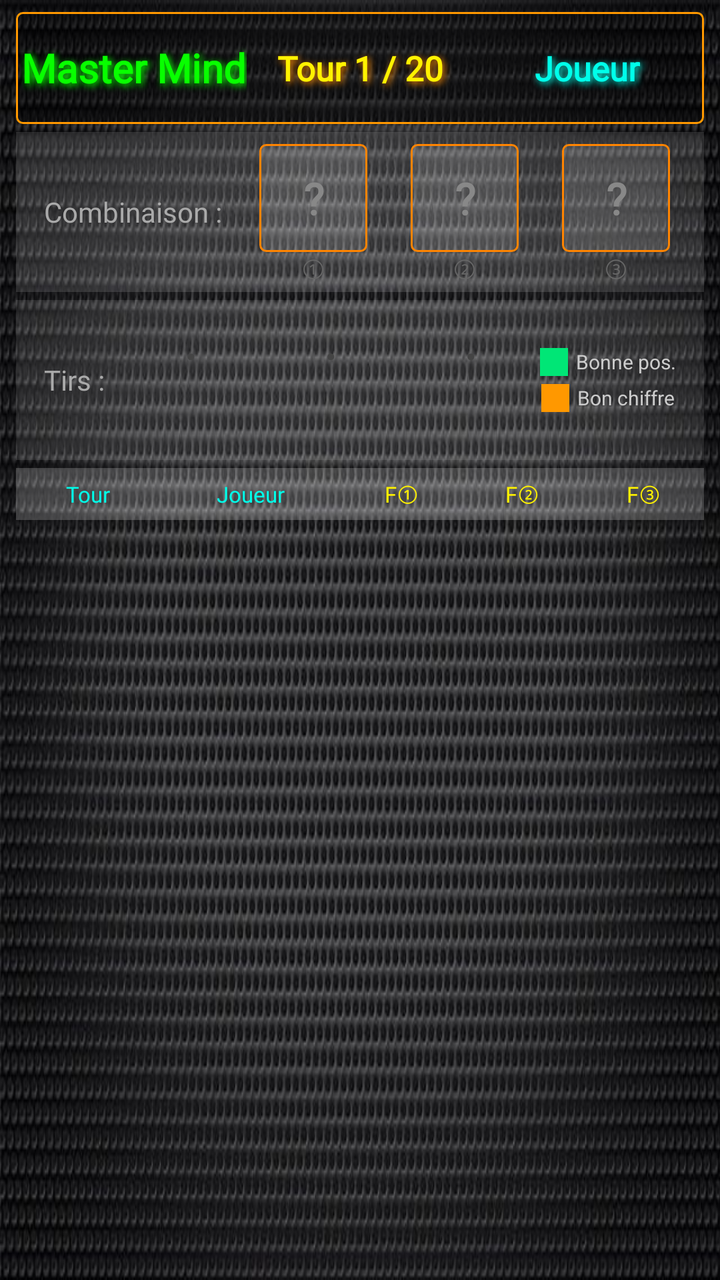
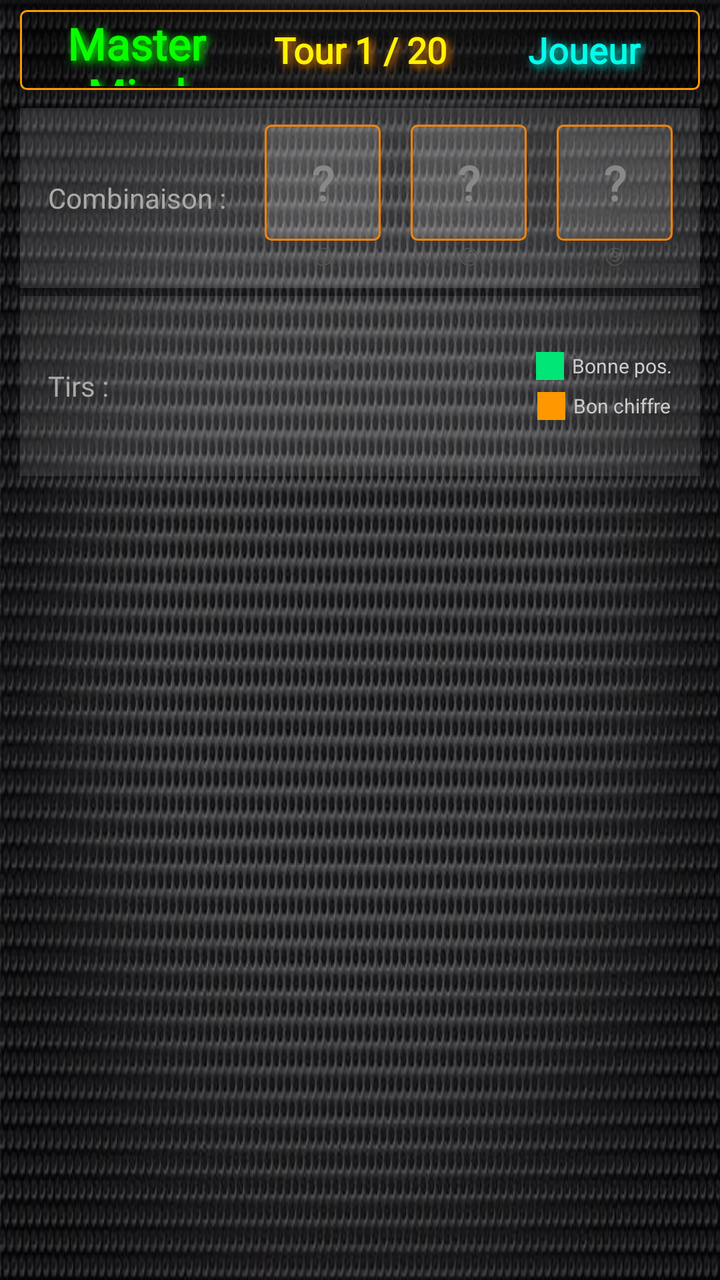

The first picture is an Android layout as it rendered before a commit; the second is the same layout after the commit. The layout source and the unified diff follow.
<!-- AndroidManifest.xml: application theme Theme.DartsLiveScorer -->
<!-- res/layout/game_master_mind_activity.xml -->
<?xml version="1.0" encoding="utf-8"?>
<RelativeLayout
    xmlns:android="http://schemas.android.com/apk/res/android"
    xmlns:tools="http://schemas.android.com/tools"
    android:layout_width="match_parent"
    android:layout_height="match_parent"
    android:background="@drawable/metal"
    tools:context=".gamesActivities.MasterMindActivity">

    
    <GridLayout
        android:id="@+id/gridLayout"
        android:layout_width="match_parent"
        android:layout_height="wrap_content"
        android:layout_alignParentBottom="true"
        android:columnCount="9"
        android:rowCount="3"/>

    
    <LinearLayout
        android:layout_width="match_parent"
        android:layout_height="match_parent"
        android:layout_above="@id/gridLayout"
        android:orientation="vertical">

        
        <LinearLayout
            android:layout_width="match_parent"
            android:layout_height="56dp"
            android:orientation="horizontal"
            android:background="@drawable/customborderbuttons"
            android:layout_marginHorizontal="8dp"
            android:layout_marginTop="6dp"
            android:gravity="center_vertical">

            <TextView
                android:layout_width="0dp"
                android:layout_height="match_parent"
                android:layout_weight="1"
                android:text="Master Mind"
                android:textColor="#08FF00"
                android:textSize="20sp"
                android:textStyle="bold"
                android:fontFamily="@font/neon"
                android:gravity="center"
                android:shadowColor="#08FF00"
                android:shadowDx="3" android:shadowDy="3" android:shadowRadius="8"/>

            <TextView
                android:id="@+id/nb_tours"
                android:layout_width="0dp"
                android:layout_height="match_parent"
                android:layout_weight="1"
                android:text="Tour 1 / 20"
                android:textColor="#FFF200"
                android:textSize="17sp"
                android:textStyle="bold"
                android:fontFamily="@font/led"
                android:gravity="center"
                android:shadowColor="#FF8C00"
                android:shadowDx="3" android:shadowDy="3" android:shadowRadius="8"/>

            <TextView
                android:id="@+id/tv_joueur_courant"
                android:layout_width="0dp"
                android:layout_height="match_parent"
                android:layout_weight="1"
                android:text="Joueur"
                android:textColor="#00FFEA"
                android:textSize="17sp"
                android:textStyle="bold"
                android:fontFamily="@font/neon"
                android:gravity="center"
                android:shadowColor="#00FFEA"
                android:shadowDx="3" android:shadowDy="3" android:shadowRadius="8"/>
        </LinearLayout>

        
        <LinearLayout
            android:layout_width="match_parent"
            android:layout_height="80dp"
            android:orientation="horizontal"
            android:gravity="center_vertical"
            android:layout_marginHorizontal="8dp"
            android:layout_marginTop="4dp"
            android:background="#22FFFFFF"
            android:padding="6dp">

            <TextView
                android:layout_width="wrap_content"
                android:layout_height="wrap_content"
                android:text="Combinaison :"
                android:textColor="#AAAAAA"
                android:textSize="14sp"
                android:fontFamily="@font/bines"
                android:paddingStart="8dp"
                android:paddingEnd="8dp"/>

            
            <LinearLayout android:layout_width="0dp" android:layout_height="match_parent"
                android:layout_weight="1" android:gravity="center" android:orientation="vertical">
                <TextView android:id="@+id/combi_un"
                    android:layout_width="54dp" android:layout_height="54dp"
                    android:text="?" android:textSize="22sp" android:textStyle="bold"
                    android:gravity="center" android:fontFamily="@font/led"
                    android:background="@drawable/custombordermm"
                    android:textColor="#888888"/>
                <TextView android:layout_width="wrap_content" android:layout_height="wrap_content"
                    android:text="①" android:textColor="#666666" android:textSize="12sp"/>
            </LinearLayout>

            
            <LinearLayout android:layout_width="0dp" android:layout_height="match_parent"
                android:layout_weight="1" android:gravity="center" android:orientation="vertical">
                <TextView android:id="@+id/combi_deux"
                    android:layout_width="54dp" android:layout_height="54dp"
                    android:text="?" android:textSize="22sp" android:textStyle="bold"
                    android:gravity="center" android:fontFamily="@font/led"
                    android:background="@drawable/custombordermm"
                    android:textColor="#888888"/>
                <TextView android:layout_width="wrap_content" android:layout_height="wrap_content"
                    android:text="②" android:textColor="#666666" android:textSize="12sp"/>
            </LinearLayout>

            
            <LinearLayout android:layout_width="0dp" android:layout_height="match_parent"
                android:layout_weight="1" android:gravity="center" android:orientation="vertical">
                <TextView android:id="@+id/combi_trois"
                    android:layout_width="54dp" android:layout_height="54dp"
                    android:text="?" android:textSize="22sp" android:textStyle="bold"
                    android:gravity="center" android:fontFamily="@font/led"
                    android:background="@drawable/custombordermm"
                    android:textColor="#888888"/>
                <TextView android:layout_width="wrap_content" android:layout_height="wrap_content"
                    android:text="③" android:textColor="#666666" android:textSize="12sp"/>
            </LinearLayout>
        </LinearLayout>

        
        <LinearLayout
            android:layout_width="match_parent"
            android:layout_height="80dp"
            android:orientation="horizontal"
            android:gravity="center_vertical"
            android:layout_marginHorizontal="8dp"
            android:layout_marginTop="4dp"
            android:background="#1AFFFFFF"
            android:padding="6dp">

            <TextView android:layout_width="wrap_content" android:layout_height="wrap_content"
                android:text="Tirs :" android:textColor="#AAAAAA" android:textSize="14sp"
                android:fontFamily="@font/bines" android:paddingStart="8dp" android:paddingEnd="8dp"/>

            
            <LinearLayout android:layout_width="0dp" android:layout_height="match_parent"
                android:layout_weight="1" android:gravity="center" android:orientation="vertical">
                <TextView android:id="@+id/tir_un"
                    android:layout_width="54dp" android:layout_height="54dp"
                    android:text="·" android:textSize="24sp" android:textStyle="bold"
                    android:gravity="center" android:fontFamily="@font/led"
                    android:textColor="#444444"/>
                <ImageView android:id="@+id/ind_un"
                    android:layout_width="24dp" android:layout_height="24dp"
                    android:visibility="invisible"/>
            </LinearLayout>

            
            <LinearLayout android:layout_width="0dp" android:layout_height="match_parent"
                android:layout_weight="1" android:gravity="center" android:orientation="vertical">
                <TextView android:id="@+id/tir_deux"
                    android:layout_width="54dp" android:layout_height="54dp"
                    android:text="·" android:textSize="24sp" android:textStyle="bold"
                    android:gravity="center" android:fontFamily="@font/led"
                    android:textColor="#444444"/>
                <ImageView android:id="@+id/ind_deux"
                    android:layout_width="24dp" android:layout_height="24dp"
                    android:visibility="invisible"/>
            </LinearLayout>

            
            <LinearLayout android:layout_width="0dp" android:layout_height="match_parent"
                android:layout_weight="1" android:gravity="center" android:orientation="vertical">
                <TextView android:id="@+id/tir_trois"
                    android:layout_width="54dp" android:layout_height="54dp"
                    android:text="·" android:textSize="24sp" android:textStyle="bold"
                    android:gravity="center" android:fontFamily="@font/led"
                    android:textColor="#444444"/>
                <ImageView android:id="@+id/ind_trois"
                    android:layout_width="24dp" android:layout_height="24dp"
                    android:visibility="invisible"/>
            </LinearLayout>

            
            <LinearLayout android:layout_width="wrap_content" android:layout_height="match_parent"
                android:orientation="vertical" android:gravity="center" android:paddingEnd="8dp">
                <LinearLayout android:layout_width="wrap_content" android:layout_height="wrap_content"
                    android:orientation="horizontal" android:gravity="center_vertical"
                    android:layout_marginBottom="4dp">
                    <View android:layout_width="14dp" android:layout_height="14dp"
                        android:background="#FF00E676" android:layout_marginEnd="4dp"/>
                    <TextView android:layout_width="wrap_content" android:layout_height="wrap_content"
                        android:text="Bonne pos." android:textColor="#CCCCCC" android:textSize="10sp"/>
                </LinearLayout>
                <LinearLayout android:layout_width="wrap_content" android:layout_height="wrap_content"
                    android:orientation="horizontal" android:gravity="center_vertical">
                    <View android:layout_width="14dp" android:layout_height="14dp"
                        android:background="#FFFF9800" android:layout_marginEnd="4dp"/>
                    <TextView android:layout_width="wrap_content" android:layout_height="wrap_content"
                        android:text="Bon chiffre" android:textColor="#CCCCCC" android:textSize="10sp"/>
                </LinearLayout>
            </LinearLayout>
        </LinearLayout>

        
        <LinearLayout
            android:layout_width="match_parent"
            android:layout_height="0dp"
            android:layout_weight="1"
            android:orientation="vertical"
            android:layout_marginHorizontal="8dp"
            android:layout_marginTop="4dp">

            
            <LinearLayout android:layout_width="match_parent" android:layout_height="26dp"
                android:orientation="horizontal" android:background="#33FFFFFF">
                <TextView android:layout_width="0dp" android:layout_height="match_parent" android:layout_weight="1.2"
                    android:text="Tour" android:textColor="#00FFEA" android:textSize="11sp"
                    android:fontFamily="@font/bines" android:gravity="center"/>
                <TextView android:layout_width="0dp" android:layout_height="match_parent" android:layout_weight="1.5"
                    android:text="Joueur" android:textColor="#00FFEA" android:textSize="11sp"
                    android:fontFamily="@font/bines" android:gravity="center"/>
                <TextView android:layout_width="0dp" android:layout_height="match_parent" android:layout_weight="1"
                    android:text="F①" android:textColor="#FFF200" android:textSize="11sp"
                    android:fontFamily="@font/bines" android:gravity="center"/>
                <TextView android:layout_width="0dp" android:layout_height="match_parent" android:layout_weight="1"
                    android:text="F②" android:textColor="#FFF200" android:textSize="11sp"
                    android:fontFamily="@font/bines" android:gravity="center"/>
                <TextView android:layout_width="0dp" android:layout_height="match_parent" android:layout_weight="1"
                    android:text="F③" android:textColor="#FFF200" android:textSize="11sp"
                    android:fontFamily="@font/bines" android:gravity="center"/>
            </LinearLayout>

            <ListView
                android:id="@+id/listHistorique"
                android:layout_width="match_parent"
                android:layout_height="0dp"
                android:layout_weight="1"
                android:divider="#22FFFFFF"
                android:dividerHeight="1dp"/>
        </LinearLayout>

    </LinearLayout>

</RelativeLayout>
<!-- resources referenced by this layout -->
<resources>
  <!-- drawable customborderbuttons (drawable) -->
  <?xml version="1.0" encoding="utf-8"?>
  <shape xmlns:android="http://schemas.android.com/apk/res/android" android:shape="rectangle">
      <corners android:radius="3dp"/>
      <padding android:left="2dp" android:right="2dp" android:top="2dp" android:bottom="2dp"/>
      <stroke android:width="1dp" android:color="#FF9800"/>
      <solid android:color="#59000000"/>
  </shape>
  <!-- drawable custombordermm (drawable) -->
  <?xml version="1.0" encoding="utf-8"?>
  <shape xmlns:android="http://schemas.android.com/apk/res/android" android:shape="rectangle">
      <corners android:radius="3dp"/>
      <padding android:left="2dp" android:right="2dp" android:top="2dp" android:bottom="2dp"/>
      <stroke android:width="1dp" android:color="#FF8400"/>
      <solid android:color="#20FFFFFF"/>
  </shape>
  <!-- drawable metal: jpg bitmap (drawable, 64312 bytes) -->
  <style name="Theme.DartsLiveScorer" parent="Theme.AppCompat.Light.NoActionBar" />
</resources>

<!-- the commit's change to res/layout/game_master_mind_activity.xml (unified diff, before → after) -->
@@ -8,30 +8,38 @@
     tools:context=".gamesActivities.MasterMindActivity">
 
     
-    <GridLayout
-        android:id="@+id/gridLayout"
+    <LinearLayout
+        android:id="@+id/bottomLayout"
         android:layout_width="match_parent"
         android:layout_height="wrap_content"
         android:layout_alignParentBottom="true"
-        android:columnCount="9"
-        android:rowCount="3"/>
+        android:orientation="vertical">
+
+        <GridLayout
+            android:id="@+id/gridLayout"
+            android:layout_width="match_parent"
+            android:layout_height="match_parent"
+            android:columnCount="9"
+            android:rowCount="3"/>
+    </LinearLayout>
 
     
     <LinearLayout
         android:layout_width="match_parent"
         android:layout_height="match_parent"
-        android:layout_above="@id/gridLayout"
+        android:layout_above="@id/bottomLayout"
         android:orientation="vertical">
 
         
         <LinearLayout
             android:layout_width="match_parent"
-            android:layout_height="56dp"
+            android:layout_height="120px"
             android:orientation="horizontal"
             android:background="@drawable/customborderbuttons"
-            android:layout_marginHorizontal="8dp"
-            android:layout_marginTop="6dp"
-            android:gravity="center_vertical">
+            android:layout_marginEnd="10dp"
+            android:layout_marginStart="10dp"
+            android:layout_marginTop="5dp"
+            android:layout_marginBottom="5dp">
 
             <TextView
                 android:layout_width="0dp"
@@ -39,12 +47,12 @@
                 android:layout_weight="1"
                 android:text="Master Mind"
                 android:textColor="#08FF00"
-                android:textSize="20sp"
+                android:textSize="22sp"
                 android:textStyle="bold"
                 android:fontFamily="@font/neon"
                 android:gravity="center"
                 android:shadowColor="#08FF00"
-                android:shadowDx="3" android:shadowDy="3" android:shadowRadius="8"/>
+                android:shadowDx="4" android:shadowDy="4" android:shadowRadius="10"/>
 
             <TextView
                 android:id="@+id/nb_tours"
@@ -53,12 +61,12 @@
                 android:layout_weight="1"
                 android:text="Tour 1 / 20"
                 android:textColor="#FFF200"
-                android:textSize="17sp"
+                android:textSize="18sp"
                 android:textStyle="bold"
                 android:fontFamily="@font/led"
                 android:gravity="center"
                 android:shadowColor="#FF8C00"
-                android:shadowDx="3" android:shadowDy="3" android:shadowRadius="8"/>
+                android:shadowDx="4" android:shadowDy="4" android:shadowRadius="10"/>
 
             <TextView
                 android:id="@+id/tv_joueur_courant"
@@ -67,21 +75,21 @@
                 android:layout_weight="1"
                 android:text="Joueur"
                 android:textColor="#00FFEA"
-                android:textSize="17sp"
+                android:textSize="18sp"
                 android:textStyle="bold"
                 android:fontFamily="@font/neon"
                 android:gravity="center"
                 android:shadowColor="#00FFEA"
-                android:shadowDx="3" android:shadowDy="3" android:shadowRadius="8"/>
+                android:shadowDx="4" android:shadowDy="4" android:shadowRadius="10"/>
         </LinearLayout>
 
         
         <LinearLayout
             android:layout_width="match_parent"
-            android:layout_height="80dp"
+            android:layout_height="90dp"
             android:orientation="horizontal"
             android:gravity="center_vertical"
-            android:layout_marginHorizontal="8dp"
+            android:layout_marginHorizontal="10dp"
             android:layout_marginTop="4dp"
             android:background="#22FFFFFF"
             android:padding="6dp">
@@ -94,73 +102,73 @@
                 android:textSize="14sp"
                 android:fontFamily="@font/bines"
                 android:paddingStart="8dp"
-                android:paddingEnd="8dp"/>
+                android:paddingEnd="12dp"/>
 
             
             <LinearLayout android:layout_width="0dp" android:layout_height="match_parent"
                 android:layout_weight="1" android:gravity="center" android:orientation="vertical">
                 <TextView android:id="@+id/combi_un"
-                    android:layout_width="54dp" android:layout_height="54dp"
-                    android:text="?" android:textSize="22sp" android:textStyle="bold"
+                    android:layout_width="58dp" android:layout_height="58dp"
+                    android:text="?" android:textSize="24sp" android:textStyle="bold"
                     android:gravity="center" android:fontFamily="@font/led"
                     android:background="@drawable/custombordermm"
                     android:textColor="#888888"/>
                 <TextView android:layout_width="wrap_content" android:layout_height="wrap_content"
-                    android:text="①" android:textColor="#666666" android:textSize="12sp"/>
+                    android:text="①" android:textColor="#555555" android:textSize="11sp"/>
             </LinearLayout>
 
             
             <LinearLayout android:layout_width="0dp" android:layout_height="match_parent"
                 android:layout_weight="1" android:gravity="center" android:orientation="vertical">
                 <TextView android:id="@+id/combi_deux"
-                    android:layout_width="54dp" android:layout_height="54dp"
-                    android:text="?" android:textSize="22sp" android:textStyle="bold"
+                    android:layout_width="58dp" android:layout_height="58dp"
+                    android:text="?" android:textSize="24sp" android:textStyle="bold"
                     android:gravity="center" android:fontFamily="@font/led"
                     android:background="@drawable/custombordermm"
                     android:textColor="#888888"/>
                 <TextView android:layout_width="wrap_content" android:layout_height="wrap_content"
-                    android:text="②" android:textColor="#666666" android:textSize="12sp"/>
+                    android:text="②" android:textColor="#555555" android:textSize="11sp"/>
             </LinearLayout>
 
             
             <LinearLayout android:layout_width="0dp" android:layout_height="match_parent"
                 android:layout_weight="1" android:gravity="center" android:orientation="vertical">
                 <TextView android:id="@+id/combi_trois"
-                    android:layout_width="54dp" android:layout_height="54dp"
-                    android:text="?" android:textSize="22sp" android:textStyle="bold"
+                    android:layout_width="58dp" android:layout_height="58dp"
+                    android:text="?" android:textSize="24sp" android:textStyle="bold"
                     android:gravity="center" android:fontFamily="@font/led"
                     android:background="@drawable/custombordermm"
                     android:textColor="#888888"/>
                 <TextView android:layout_width="wrap_content" android:layout_height="wrap_content"
-                    android:text="③" android:textColor="#666666" android:textSize="12sp"/>
+                    android:text="③" android:textColor="#555555" android:textSize="11sp"/>
             </LinearLayout>
         </LinearLayout>
 
         
         <LinearLayout
             android:layout_width="match_parent"
-            android:layout_height="80dp"
+            android:layout_height="90dp"
             android:orientation="horizontal"
             android:gravity="center_vertical"
-            android:layout_marginHorizontal="8dp"
+            android:layout_marginHorizontal="10dp"
             android:layout_marginTop="4dp"
             android:background="#1AFFFFFF"
             android:padding="6dp">
 
             <TextView android:layout_width="wrap_content" android:layout_height="wrap_content"
                 android:text="Tirs :" android:textColor="#AAAAAA" android:textSize="14sp"
-                android:fontFamily="@font/bines" android:paddingStart="8dp" android:paddingEnd="8dp"/>
+                android:fontFamily="@font/bines" android:paddingStart="8dp" android:paddingEnd="12dp"/>
 
             
             <LinearLayout android:layout_width="0dp" android:layout_height="match_parent"
                 android:layout_weight="1" android:gravity="center" android:orientation="vertical">
                 <TextView android:id="@+id/tir_un"
-                    android:layout_width="54dp" android:layout_height="54dp"
-                    android:text="·" android:textSize="24sp" android:textStyle="bold"
+                    android:layout_width="58dp" android:layout_height="58dp"
+                    android:text="·" android:textSize="26sp" android:textStyle="bold"
                     android:gravity="center" android:fontFamily="@font/led"
                     android:textColor="#444444"/>
                 <ImageView android:id="@+id/ind_un"
-                    android:layout_width="24dp" android:layout_height="24dp"
+                    android:layout_width="20dp" android:layout_height="20dp"
                     android:visibility="invisible"/>
             </LinearLayout>
 
@@ -168,12 +176,12 @@
             <LinearLayout android:layout_width="0dp" android:layout_height="match_parent"
                 android:layout_weight="1" android:gravity="center" android:orientation="vertical">
                 <TextView android:id="@+id/tir_deux"
-                    android:layout_width="54dp" android:layout_height="54dp"
-                    android:text="·" android:textSize="24sp" android:textStyle="bold"
+                    android:layout_width="58dp" android:layout_height="58dp"
+                    android:text="·" android:textSize="26sp" android:textStyle="bold"
                     android:gravity="center" android:fontFamily="@font/led"
                     android:textColor="#444444"/>
                 <ImageView android:id="@+id/ind_deux"
-                    android:layout_width="24dp" android:layout_height="24dp"
+                    android:layout_width="20dp" android:layout_height="20dp"
                     android:visibility="invisible"/>
             </LinearLayout>
 
@@ -181,12 +189,12 @@
             <LinearLayout android:layout_width="0dp" android:layout_height="match_parent"
                 android:layout_weight="1" android:gravity="center" android:orientation="vertical">
                 <TextView android:id="@+id/tir_trois"
-                    android:layout_width="54dp" android:layout_height="54dp"
-                    android:text="·" android:textSize="24sp" android:textStyle="bold"
+                    android:layout_width="58dp" android:layout_height="58dp"
+                    android:text="·" android:textSize="26sp" android:textStyle="bold"
                     android:gravity="center" android:fontFamily="@font/led"
                     android:textColor="#444444"/>
                 <ImageView android:id="@+id/ind_trois"
-                    android:layout_width="24dp" android:layout_height="24dp"
+                    android:layout_width="20dp" android:layout_height="20dp"
                     android:visibility="invisible"/>
             </LinearLayout>
 
@@ -195,7 +203,7 @@
                 android:orientation="vertical" android:gravity="center" android:paddingEnd="8dp">
                 <LinearLayout android:layout_width="wrap_content" android:layout_height="wrap_content"
                     android:orientation="horizontal" android:gravity="center_vertical"
-                    android:layout_marginBottom="4dp">
+                    android:layout_marginBottom="6dp">
                     <View android:layout_width="14dp" android:layout_height="14dp"
                         android:background="#FF00E676" android:layout_marginEnd="4dp"/>
                     <TextView android:layout_width="wrap_content" android:layout_height="wrap_content"
@@ -212,42 +220,15 @@
         </LinearLayout>
 
         
-        <LinearLayout
+        <ListView
+            android:id="@+id/listHistorique"
             android:layout_width="match_parent"
             android:layout_height="0dp"
             android:layout_weight="1"
-            android:orientation="vertical"
-            android:layout_marginHorizontal="8dp"
-            android:layout_marginTop="4dp">
-
-            
-            <LinearLayout android:layout_width="match_parent" android:layout_height="26dp"
-                android:orientation="horizontal" android:background="#33FFFFFF">
-                <TextView android:layout_width="0dp" android:layout_height="match_parent" android:layout_weight="1.2"
-                    android:text="Tour" android:textColor="#00FFEA" android:textSize="11sp"
-                    android:fontFamily="@font/bines" android:gravity="center"/>
-                <TextView android:layout_width="0dp" android:layout_height="match_parent" android:layout_weight="1.5"
-                    android:text="Joueur" android:textColor="#00FFEA" android:textSize="11sp"
-                    android:fontFamily="@font/bines" android:gravity="center"/>
-                <TextView android:layout_width="0dp" android:layout_height="match_parent" android:layout_weight="1"
-                    android:text="F①" android:textColor="#FFF200" android:textSize="11sp"
-                    android:fontFamily="@font/bines" android:gravity="center"/>
-                <TextView android:layout_width="0dp" android:layout_height="match_parent" android:layout_weight="1"
-                    android:text="F②" android:textColor="#FFF200" android:textSize="11sp"
-                    android:fontFamily="@font/bines" android:gravity="center"/>
-                <TextView android:layout_width="0dp" android:layout_height="match_parent" android:layout_weight="1"
-                    android:text="F③" android:textColor="#FFF200" android:textSize="11sp"
-                    android:fontFamily="@font/bines" android:gravity="center"/>
-            </LinearLayout>
-
-            <ListView
-                android:id="@+id/listHistorique"
-                android:layout_width="match_parent"
-                android:layout_height="0dp"
-                android:layout_weight="1"
-                android:divider="#22FFFFFF"
-                android:dividerHeight="1dp"/>
-        </LinearLayout>
+            android:layout_marginHorizontal="10dp"
+            android:layout_marginTop="4dp"
+            android:divider="#22FFFFFF"
+            android:dividerHeight="1dp"/>
 
     </LinearLayout>
 
